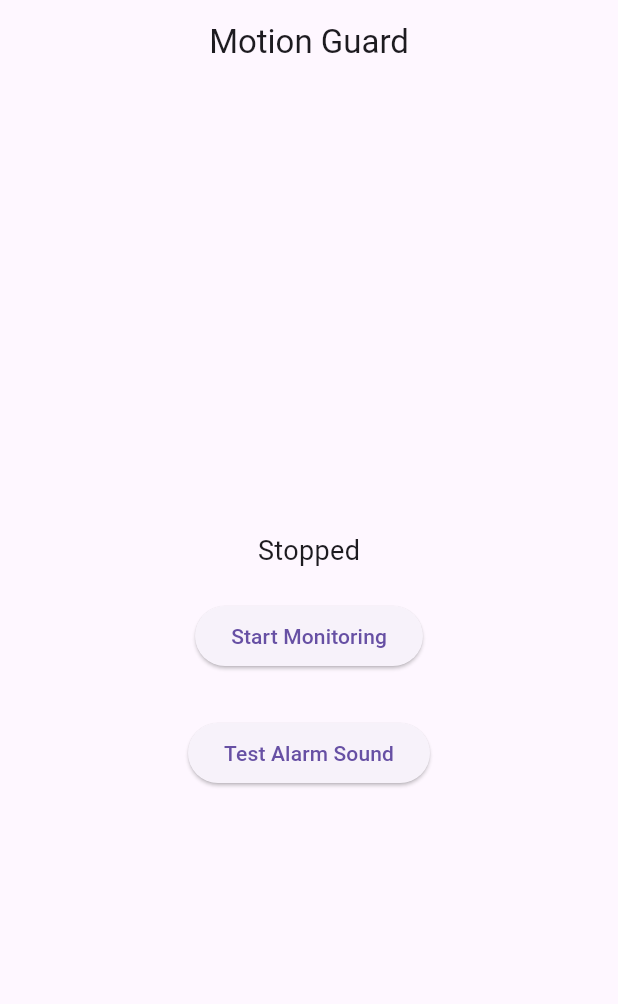
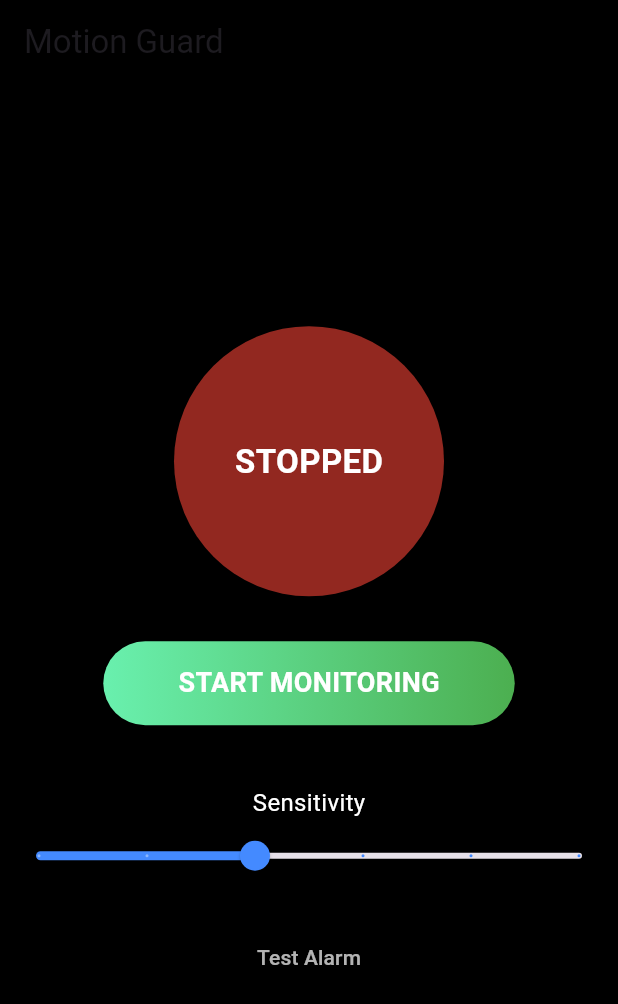
Before and after one commit to amalmathew2003/MotionDetectionApp, a Flutter app: the screen it shows after launch, on a phone screen of 412 x 824 dp. Shown: the top 1004 px of the screen. Run offline on Flutter 3.47's test engine with Material 3 defaults, Android fonts, the phone set to English and light mode, and no system bars; our stand-ins replace audioplayers, flutter_local_notifications, sensors_plus; missing offline and left inert: flutter_background_service.

Commit message:
`Updated code with various changes, including modifications to Android app build.gradle, main.dart, pubspec.lock, and addition of new features such as sensitivity slider and test sound button.`

```diff
--- a/lib/main.dart
+++ b/lib/main.dart
@@ -28,7 +28,8 @@ Future<void> setupNotificationChannel() async {
 
   final androidPlugin = flutterLocalNotificationsPlugin
       .resolvePlatformSpecificImplementation<
-          AndroidFlutterLocalNotificationsPlugin>();
+        AndroidFlutterLocalNotificationsPlugin
+      >();
 
   if (androidPlugin != null) {
     await androidPlugin.createNotificationChannel(channel);
@@ -64,27 +65,42 @@ void onStart(ServiceInstance service) async {
   }
 
   List<double> last = [0, 0, 0];
+  bool isInitialized = false; // NEW 🔥
   const double threshold = 3.5;
   int lastTrigger = 0;
   Timer? stopTimer;
 
+  // 🔥 Wait 2 seconds before enabling detection
+  Future.delayed(const Duration(seconds: 2), () {
+    isInitialized = true;
+  });
+
   accelerometerEvents.listen((event) async {
+    // 🔥 Ignore first few events
+    if (!isInitialized) {
+      last = [event.x, event.y, event.z];
+      return;
+    }
+
     final dx = event.x - last[0];
     final dy = event.y - last[1];
     final dz = event.z - last[2];
+
     last = [event.x, event.y, event.z];
+
     final mag = sqrt(dx * dx + dy * dy + dz * dz);
     final now = DateTime.now().millisecondsSinceEpoch;
 
+    // 🔥 Prevent false alarm right after starting
     if (mag > threshold && now - lastTrigger > 4000) {
       lastTrigger = now;
 
-      // ✅ Start alarm sound
+      // Start alarm
       await player.setVolume(1.0);
       await player.setReleaseMode(ReleaseMode.loop);
       await player.play(AssetSource('audio/alarm.mp3'));
 
-      // 🔔 Auto-stop alarm after 10 seconds
+      // Stop automatically after 10 seconds
       stopTimer?.cancel();
       stopTimer = Timer(const Duration(seconds: 10), () async {
         await player.stop();
@@ -92,12 +108,12 @@ void onStart(ServiceInstance service) async {
     }
   });
 
-  // ✅ Stop alarm when main app resumes (e.g., phone unlock)
+  // Stop alarm when app resumes
   service.on('stopAlarm').listen((event) async {
     await player.stop();
   });
 
-  // ✅ Stop service manually
+  // Stop whole service
   service.on('stopService').listen((event) async {
     stopTimer?.cancel();
     await player.stop();
@@ -113,23 +129,33 @@ class GuardApp extends StatefulWidget {
   State<GuardApp> createState() => _GuardAppState();
 }
 
-class _GuardAppState extends State<GuardApp> with WidgetsBindingObserver {
+class _GuardAppState extends State<GuardApp>
+    with SingleTickerProviderStateMixin, WidgetsBindingObserver {
   bool running = false;
+  double sensitivity = 3.5; // default threshold
   final service = FlutterBackgroundService();
+
+  late AnimationController glowController;
 
   @override
   void initState() {
     super.initState();
     WidgetsBinding.instance.addObserver(this);
+
+    glowController = AnimationController(
+      vsync: this,
+      duration: const Duration(seconds: 2),
+    )..repeat(reverse: true);
   }
 
   @override
   void dispose() {
     WidgetsBinding.instance.removeObserver(this);
+    glowController.dispose();
     super.dispose();
   }
 
-  /// ✅ When phone unlocks → tell background service to stop alarm
+  /// Stop alarm when app opens again
   @override
   void didChangeAppLifecycleState(AppLifecycleState state) async {
     if (state == AppLifecycleState.resumed) {
@@ -139,39 +165,130 @@ class _GuardAppState extends State<GuardApp> with WidgetsBindingObserver {
 
   @override
   Widget build(BuildContext context) {
+    final glow = Tween(begin: 0.2, end: 0.9).animate(glowController);
+
     return Scaffold(
-      appBar: AppBar(title: const Text('Motion Guard'), centerTitle: true),
-      body: Center(
-        child: Column(
+      backgroundColor: Colors.black,
+      appBar: AppBar(
+        title: const Text("Motion Guard"),
+        backgroundColor: Colors.black,
+        elevation: 0,
+      ),
+
+      body: Column(
         mainAxisAlignment: MainAxisAlignment.center,
         children: [
-            Text(
-              running ? "Monitoring in background..." : "Stopped",
-              style: const TextStyle(fontSize: 18),
+          // Status Circle
+          AnimatedBuilder(
+            animation: glowController,
+            builder: (context, _) {
+              return Container(
+                width: 180,
+                height: 180,
+                decoration: BoxDecoration(
+                  shape: BoxShape.circle,
+                  color: running
+                      ? Colors.green.withOpacity(glow.value)
+                      : Colors.red.withOpacity(0.6),
+                  boxShadow: running
+                      ? [
+                          BoxShadow(
+                            color: Colors.green.withOpacity(0.7),
+                            blurRadius: 40,
+                            spreadRadius: 10,
                           ),
-            const SizedBox(height: 20),
-            ElevatedButton(
-              onPressed: () async {
+                        ]
+                      : [],
+                ),
+                child: Center(
+                  child: Text(
+                    running ? "ACTIVE" : "STOPPED",
+                    style: const TextStyle(
+                      fontSize: 22,
+                      color: Colors.white,
+                      fontWeight: FontWeight.bold,
+                    ),
+                  ),
+                ),
+              );
+            },
+          ),
+
+          const SizedBox(height: 30),
+
+          // Start/Stop Button
+          GestureDetector(
+            onTap: () async {
               if (!running) {
                 await service.startService();
               } else {
-                  service.invoke("stopService");
+                service.invoke('stopService');
               }
               setState(() => running = !running);
             },
-              child: Text(running ? "Stop Monitoring" : "Start Monitoring"),
+            child: Container(
+              padding: const EdgeInsets.symmetric(vertical: 15, horizontal: 50),
+              decoration: BoxDecoration(
+                gradient: LinearGradient(
+                  colors: running
+                      ? [Colors.redAccent, Colors.red]
+                      : [Colors.greenAccent, Colors.green],
                 ),
-            const SizedBox(height: 30),
-            ElevatedButton(
-              onPressed: () async {
-                final testPlayer = AudioPlayer();
-                await testPlayer.setVolume(1.0);
-                await testPlayer.play(AssetSource('audio/alarm.mp3'));
+                borderRadius: BorderRadius.circular(40),
+              ),
+              child: Text(
+                running ? "STOP MONITORING" : "START MONITORING",
+                style: const TextStyle(
+                  color: Colors.white,
+                  fontSize: 18,
+                  fontWeight: FontWeight.bold,
+                ),
+              ),
+            ),
+          ),
+
+          const SizedBox(height: 40),
+
+          // Sensitivity Slider
+          Column(
+            children: [
+              const Text(
+                "Sensitivity",
+                style: TextStyle(color: Colors.white, fontSize: 16),
+              ),
+              Slider(
+                value: sensitivity,
+                min: 2.0,
+                max: 7.0,
+                divisions: 5,
+                label: sensitivity.toStringAsFixed(1),
+                activeColor: Colors.blueAccent,
+                onChanged: (value) {
+                  setState(() {
+                    sensitivity = value;
+                  });
+
+                  // send value to background service (optional)
+                  service.invoke("updateSensitivity", {"value": value});
                 },
-              child: const Text("Test Alarm Sound"),
               ),
             ],
           ),
+
+          const SizedBox(height: 20),
+
+          // Test Sound
+          TextButton(
+            onPressed: () async {
+              final testPlayer = AudioPlayer();
+              await testPlayer.play(AssetSource("audio/alarm.mp3"));
+            },
+            child: const Text(
+              "Test Alarm",
+              style: TextStyle(color: Colors.white70),
+            ),
+          ),
+        ],
       ),
     );
   }
```
Also changed, not shown: pubspec.lock, 1 other file. Lines whose indentation alone changed are shown as unchanged.
